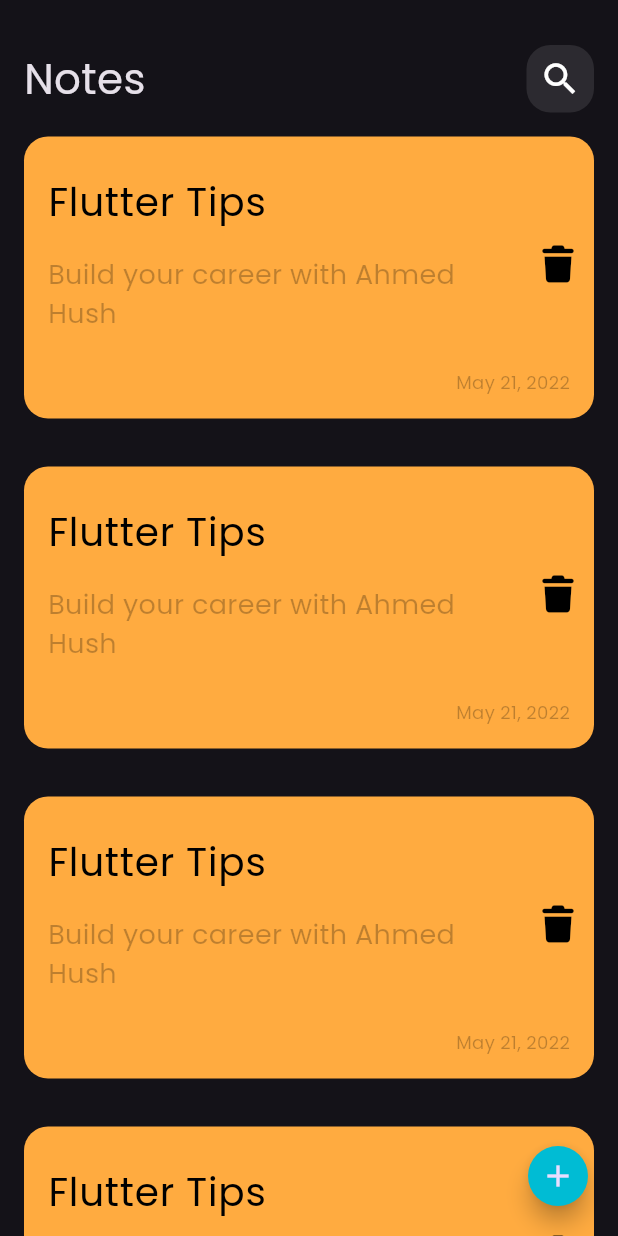
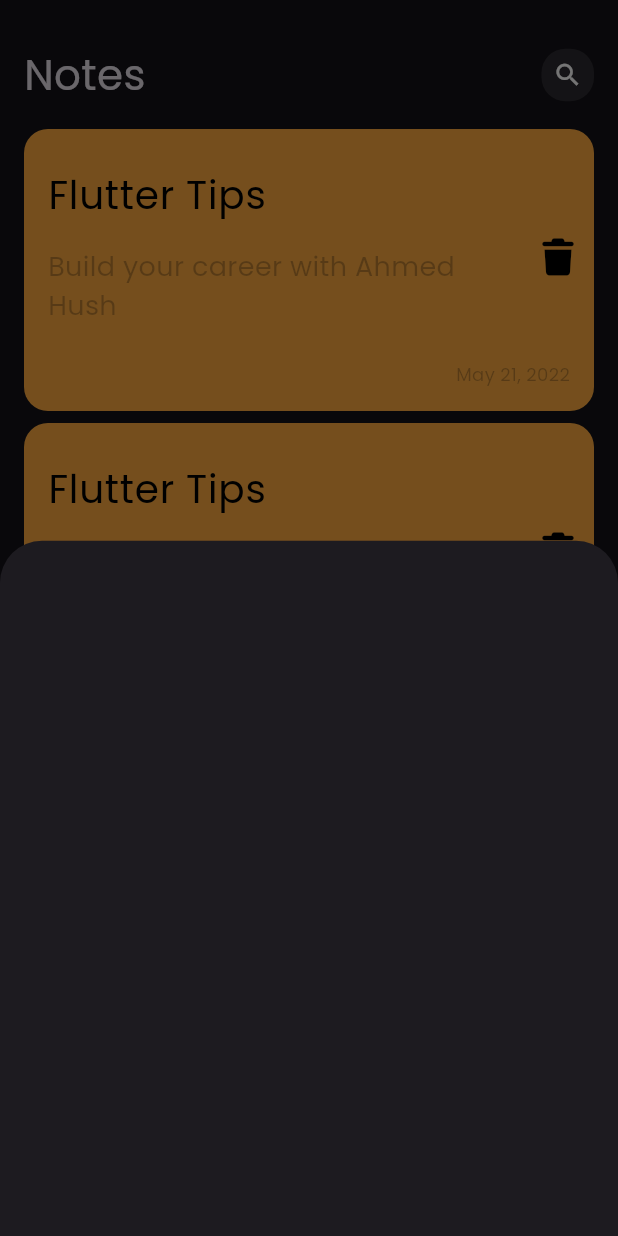
Before and after one commit to HushABF/basic_notes_app, a Flutter app: the screen it shows after launch, after a tap on the "add" icon, on a phone screen of 412 x 824 dp. Run offline on Flutter 3.47's test engine with Material 3 defaults, Android fonts, the phone set to English and light mode, and no system bars; our stand-ins replace font_awesome_flutter.

Commit message:
show empty bottom modal sheet

```diff
--- a/lib/views/notes_view.dart
+++ b/lib/views/notes_view.dart
@@ -1,4 +1,5 @@
 import 'package:flutter/material.dart';
+import 'package:notes_app/widgets/add_note_bottom_sheet.dart';
 import 'package:notes_app/widgets/notes_view_body.dart';
 
 class NotesView extends StatelessWidget {
@@ -8,11 +9,19 @@ class NotesView extends StatelessWidget {
   Widget build(BuildContext context) {
     return Scaffold(
       floatingActionButton: FloatingActionButton(
-        onPressed: () {},
+        onPressed: () {
+          showModalBottomSheet(
+
+            context: context,
+            builder: (context) {
+              return const AddNoteBottomSheet();
+            },
+          );
+        },
         shape: const CircleBorder(),
         mini: true,
         backgroundColor: Colors.cyan,
-        child:const Icon(Icons.add),
+        child: const Icon(Icons.add),
       ),
       body: const NotesViewBody(),
     );
--- /dev/null
+++ b/lib/widgets/add_note_bottom_sheet.dart
@@ -0,0 +1,10 @@
+import 'package:flutter/material.dart';
+
+class AddNoteBottomSheet extends StatelessWidget {
+  const AddNoteBottomSheet({super.key});
+
+  @override
+  Widget build(BuildContext context) {
+    return Container();
+  }
+}
--- a/lib/widgets/custom_note_item.dart
+++ b/lib/widgets/custom_note_item.dart
@@ -7,9 +7,8 @@ class NoteItem extends StatelessWidget {
   @override
   Widget build(BuildContext context) {
     return Container(
-      // padding: const EdgeInsets.all(16),
       padding: const EdgeInsets.only(left: 16, top: 16, bottom: 16),
-      margin: const EdgeInsets.all(16),
+      margin: const EdgeInsets.only(left: 16, right: 16, bottom: 8),
       decoration: BoxDecoration(
         color: Colors.orangeAccent,
         borderRadius: BorderRadius.circular(16),
--- a/lib/widgets/custom_search_icon.dart
+++ b/lib/widgets/custom_search_icon.dart
@@ -7,14 +7,14 @@ class CustomSearchIcon extends StatelessWidget {
   Widget build(BuildContext context) {
     return Container(
       // padding: EdgeInsets.symmetric(horizontal: 16),
-      height: 45,
-      width: 45,
+      height: 35,
+      width: 35,
       decoration: BoxDecoration(
         borderRadius: BorderRadius.circular(16),
         color: Colors.white10,
       ),
       child: const Center(
-        child: Icon(Icons.search, color: Colors.white, size: 28),
+        child: Icon(Icons.search, color: Colors.white, size: 20),
       ),
     );
   }
--- a/lib/widgets/notes_list_view_builder.dart
+++ b/lib/widgets/notes_list_view_builder.dart
@@ -7,11 +7,15 @@ class NotesListView extends StatelessWidget {
   @override
   Widget build(BuildContext context) {
     return Expanded(
-      child: ListView.builder(
-        itemCount: 5,
-        itemBuilder: (context, index) {
-          return const NoteItem();
-        },
+      child: Padding(
+        padding: const EdgeInsets.symmetric(vertical: 16),
+        child: ListView.builder(
+          padding: EdgeInsets.zero,
+          itemCount: 5,
+          itemBuilder: (context, index) {
+            return const NoteItem();
+          },
+        ),
       ),
     );
   }
--- a/lib/widgets/notes_view_body.dart
+++ b/lib/widgets/notes_view_body.dart
@@ -5,17 +5,10 @@ import 'package:notes_app/widgets/notes_list_view_builder.dart';
 class NotesViewBody extends StatelessWidget {
   const NotesViewBody({super.key});
 
-
-
   @override
   Widget build(BuildContext context) {
     return const Column(
-      children: [
-        SizedBox(height: 30),
-        CustomAppBar(),
-        NotesListView(),
-
-      ],
+      children: [SizedBox(height: 30), CustomAppBar(), NotesListView()],
     );
   }
 }
```
